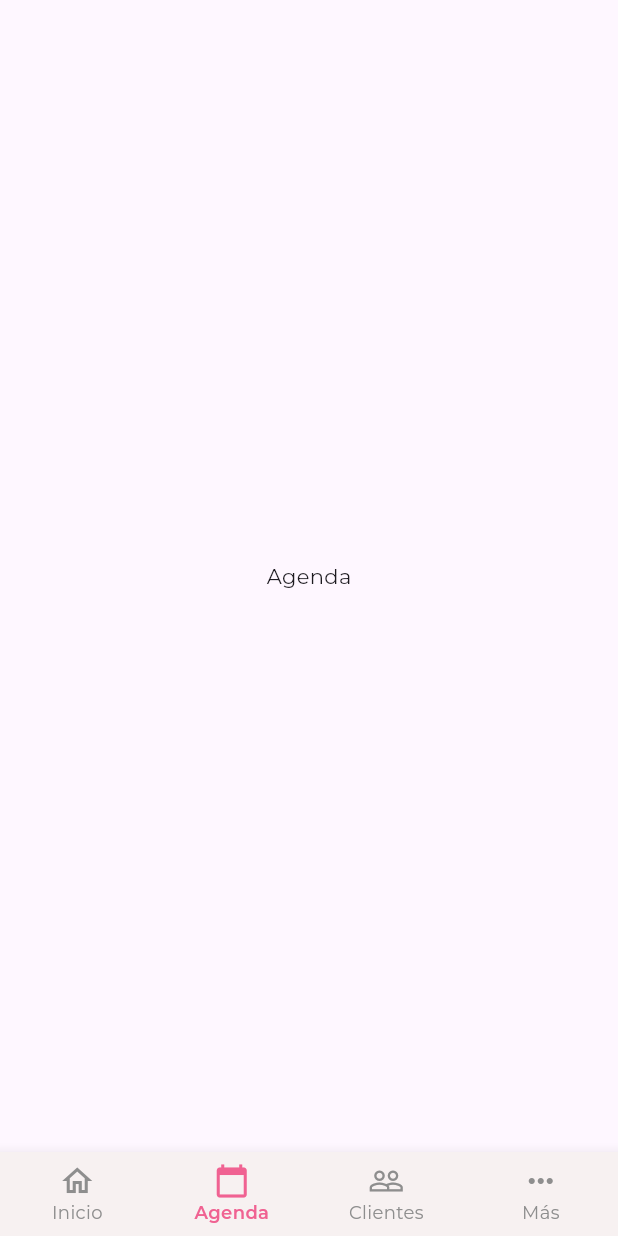
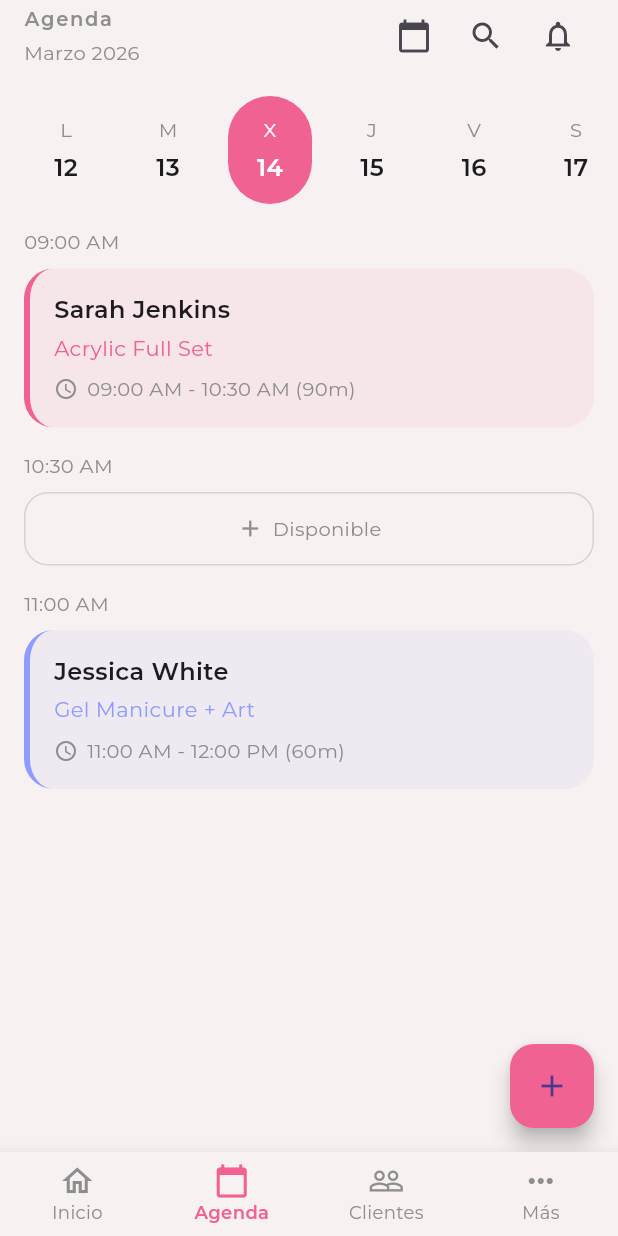
Before and after one commit to Juan-Cast19/manicuristas, a Flutter app: the MainNavigationPage screen opened directly, item 2 of the bottom bar chosen, on a phone screen of 412 x 824 dp. Run offline on Flutter 3.47's test engine with Material 3 defaults, Android fonts, the light colour scheme and no system bars.

Commit message:
Se creacion los widget de la pantalla Agenda

```diff
--- /dev/null
+++ b/lib/core/routers/app_router.dart
@@ -0,0 +1,27 @@
+//Import Flutter
+import 'package:flutter/material.dart';
+//Import Core
+
+import 'app_routes.dart';
+// pantallas
+import 'package:manicuristas/features/home/presentation/home_page.dart';
+
+
+class AppRouter {
+  static Route<dynamic> generateRoute(RouteSettings settings) {
+    switch (settings.name) {
+      case AppRoutes.home:
+        return MaterialPageRoute(builder: (_) => const HomePage());
+/*
+      case AppRoutes.settings:
+        return MaterialPageRoute(builder: (_) => const SettingsPage());
+*/
+      default:
+        return MaterialPageRoute(
+          builder: (_) => const Scaffold(
+            body: Center(child: Text('Ruta no encontrada')),
+          ),
+        );
+    }
+  }
+}
--- a/lib/core/routers/app_routers.dart
+++ /dev/null
@@ -1,6 +0,0 @@
-class AppRutas {
-  static const splash = '/';
-  static const login = '/login';
-  static const registro = '/registro';
-  static const recuperarContrasena = '/recuperar-contrasena';
-}
--- /dev/null
+++ b/lib/core/routers/app_routes.dart
@@ -0,0 +1,14 @@
+class AppRoutes {
+  static const splash = '/';
+  static const login = '/login';
+  static const registro = '/registro';
+  static const recuperarContrasena = '/recuperar-contrasena';
+
+  static const home = '/home';
+  static const agenda = '/agenda';
+  static const clients = '/clients';
+  static const services = '/services';
+  static const messages = '/messages';
+  static const settings = '/settings';
+  static const personal = '/personal'; // premium
+}
--- a/lib/core/theme/app_colors.dart
+++ b/lib/core/theme/app_colors.dart
@@ -8,4 +8,6 @@ class AppColors {
   static const Color textSecondary = Color(0xFF8E8E8E);
   static const Color error = Color(0xFFE53935);
   static const Color card = Color(0xFFFFFFFF);
+  static const Color info = Color(0xFF8E9BFF);
+
 }
--- a/lib/core/theme/app_text_styles.dart
+++ b/lib/core/theme/app_text_styles.dart
@@ -18,7 +18,7 @@ abstract class AppTextStyles {
 
   static const TextStyle bodyBold = TextStyle(
     fontFamily: 'Montserrat',
-    fontSize: 15,
+    fontSize: 16,
     fontWeight: FontWeight.w600,
     color: AppColors.textPrimary,
   );
@@ -40,5 +40,6 @@ abstract class AppTextStyles {
   fontWeight: FontWeight.w600,
   letterSpacing: 1.1,
   color: AppColors.textSecondary,
-);
+  );
+
 }
--- /dev/null
+++ b/lib/features/agenda/presentation/agenda_page.dart
@@ -0,0 +1,101 @@
+import 'package:flutter/material.dart';
+import 'package:manicuristas/core/theme/app_colors.dart';
+import 'package:manicuristas/core/theme/app_text_styles.dart';
+import 'widgets/day_selector.dart';
+import 'widgets/appointment_card.dart';
+import 'widgets/available_slot.dart';
+import 'widgets/time_label.dart';
+
+class AgendaPage extends StatelessWidget {
+  const AgendaPage({super.key});
+
+  @override
+  Widget build(BuildContext context) {
+    return Scaffold(
+      backgroundColor: AppColors.background2,
+      floatingActionButton: FloatingActionButton(
+        backgroundColor: AppColors.primary,
+        onPressed: () {},
+        child: const Icon(Icons.add),
+      ),
+      body: SafeArea(
+        child: Column(
+          children: [
+            _Header(),
+            const SizedBox(height: 16),
+            const DaySelector(),
+            const SizedBox(height: 16),
+            Expanded(
+              child: ListView(
+                padding: const EdgeInsets.symmetric(horizontal: 16),
+                children: const [
+                  TimeLabel(time: '09:00 AM'),
+                  AppointmentCard(
+                    clientName: 'Sarah Jenkins',
+                    service: 'Acrylic Full Set',
+                    timeRange: '09:00 AM - 10:30 AM (90m)',
+                    color: AppColors.primary,
+                  ),
+                  TimeLabel(time: '10:30 AM'),
+                  AvailableSlot(),
+                  TimeLabel(time: '11:00 AM'),
+                  AppointmentCard(
+                    clientName: 'Jessica White',
+                    service: 'Gel Manicure + Art',
+                    timeRange: '11:00 AM - 12:00 PM (60m)',
+                    color: AppColors.info,
+                  ),
+                ],
+              ),
+            ),
+          ],
+        ),
+      ),
+    );
+  }
+}
+class _Header extends StatelessWidget {
+  @override
+  Widget build(BuildContext context) {
+    return Padding(
+      padding: const EdgeInsets.symmetric(horizontal: 16),
+      child: Row(
+        mainAxisAlignment: MainAxisAlignment.spaceBetween,
+        children: [
+          Column(
+            crossAxisAlignment: CrossAxisAlignment.start,
+            children: [
+              Text(
+                'Agenda',
+                style: AppTextStyles.section,
+              ),
+              const SizedBox(height: 4),
+              Text(
+                'Marzo 2026',
+                style: AppTextStyles.caption.copyWith(
+                  color: AppColors.textSecondary,
+                ),
+              ),
+            ],
+          ),
+          Row(
+            children: [
+              IconButton(
+                icon: const Icon(Icons.calendar_today),
+                onPressed: () {},
+              ),
+              IconButton(
+                icon: const Icon(Icons.search),
+                onPressed: () {},
+              ),
+              IconButton(
+                icon: const Icon(Icons.notifications_none),
+                onPressed: () {},
+              ),
+            ],
+          ),
+        ],
+      ),
+    );
+  }
+}
--- /dev/null
+++ b/lib/features/agenda/presentation/widgets/appointment_card.dart
@@ -0,0 +1,65 @@
+import 'package:flutter/material.dart';
+import 'package:manicuristas/core/theme/app_colors.dart';
+import 'package:manicuristas/core/theme/app_text_styles.dart';
+
+class AppointmentCard extends StatelessWidget {
+  final String clientName;
+  final String service;
+  final String timeRange;
+  final Color color;
+
+  const AppointmentCard({
+    super.key,
+    required this.clientName,
+    required this.service,
+    required this.timeRange,
+    required this.color,
+  });
+
+  @override
+  Widget build(BuildContext context) {
+    return Container(
+      margin: const EdgeInsets.only(bottom: 16),
+      padding: const EdgeInsets.all(16),
+      decoration: BoxDecoration(
+        color: color.withValues(alpha: 0.08),
+        borderRadius: BorderRadius.circular(20),
+        border: Border(
+          left: BorderSide(
+            color: color,
+            width: 4,
+          ),
+        ),
+      ),
+      child: Column(
+        crossAxisAlignment: CrossAxisAlignment.start,
+        children: [
+          Text(
+            clientName,
+            style: AppTextStyles.bodyBold,
+          ),
+          const SizedBox(height: 4),
+          Text(
+            service,
+            style: AppTextStyles.bodyMedium.copyWith(color: color),
+          ),
+          const SizedBox(height: 8),
+          Row(
+            children: [
+              Icon(
+                Icons.access_time,
+                size: 16,
+                color: AppColors.textSecondary,
+              ),
+              const SizedBox(width: 6),
+              Text(
+                timeRange,
+                style: AppTextStyles.caption,
+              ),
+            ],
+          ),
+        ],
+      ),
+    );
+  }
+}
--- /dev/null
+++ b/lib/features/agenda/presentation/widgets/available_slot.dart
@@ -0,0 +1,44 @@
+import 'package:flutter/material.dart';
+import 'package:manicuristas/core/theme/app_colors.dart';
+import 'package:manicuristas/core/theme/app_text_styles.dart';
+
+class AvailableSlot extends StatelessWidget {
+  const AvailableSlot({super.key});
+
+  @override
+  Widget build(BuildContext context) {
+    return GestureDetector(
+      onTap: () {
+        // luego aquí abrimos crear cita
+      },
+      child: Container(
+        margin: const EdgeInsets.only(bottom: 16),
+        padding: const EdgeInsets.symmetric(vertical: 14),
+        decoration: BoxDecoration(
+          borderRadius: BorderRadius.circular(16),
+          border: Border.all(
+            color: AppColors.textSecondary.withValues(alpha: 0.3),
+            style: BorderStyle.solid,
+          ),
+        ),
+        child: Row(
+          mainAxisAlignment: MainAxisAlignment.center,
+          children: [
+            Icon(
+              Icons.add,
+              size: 18,
+              color: AppColors.textSecondary,
+            ),
+            const SizedBox(width: 6),
+            Text(
+              'Disponible',
+              style: AppTextStyles.caption.copyWith(
+                color: AppColors.textSecondary,
+              ),
+            ),
+          ],
+        ),
+      ),
+    );
+  }
+}
--- /dev/null
+++ b/lib/features/agenda/presentation/widgets/day_selector.dart
@@ -0,0 +1,75 @@
+import 'package:flutter/material.dart';
+import 'package:manicuristas/core/theme/app_colors.dart';
+import 'package:manicuristas/core/theme/app_text_styles.dart';
+
+class DaySelector extends StatefulWidget {
+  const DaySelector({super.key});
+
+  @override
+  State<DaySelector> createState() => _DaySelectorState();
+}
+
+class _DaySelectorState extends State<DaySelector> {
+  int selectedIndex = 2;
+
+  final List<Map<String, String>> days = [
+    {'day': 'L', 'date': '12'},
+    {'day': 'M', 'date': '13'},
+    {'day': 'X', 'date': '14'},
+    {'day': 'J', 'date': '15'},
+    {'day': 'V', 'date': '16'},
+    {'day': 'S', 'date': '17'},
+  ];
+
+  @override
+  Widget build(BuildContext context) {
+    return SizedBox(
+      height: 72,
+      child: ListView.separated(
+        padding: const EdgeInsets.symmetric(horizontal: 16),
+        scrollDirection: Axis.horizontal,
+        itemCount: days.length,
+        separatorBuilder: (_, __) => const SizedBox(width: 12),
+        itemBuilder: (context, index) {
+          final isSelected = index == selectedIndex;
+
+          return GestureDetector(
+            onTap: () {
+              setState(() => selectedIndex = index);
+            },
+            child: AnimatedContainer(
+              duration: const Duration(milliseconds: 250),
+              width: 56,
+              decoration: BoxDecoration(
+                color: isSelected ? AppColors.primary : Colors.transparent,
+                borderRadius: BorderRadius.circular(28),
+              ),
+              child: Column(
+                mainAxisAlignment: MainAxisAlignment.center,
+                children: [
+                  Text(
+                    days[index]['day']!,
+                    style: AppTextStyles.caption.copyWith(
+                      color: isSelected
+                          ? Colors.white
+                          : AppColors.textSecondary,
+                    ),
+                  ),
+                  const SizedBox(height: 4),
+                  Text(
+                    days[index]['date']!,
+                    style: AppTextStyles.bodyBold.copyWith(
+                      color: isSelected
+                          ? Colors.white
+                          : AppColors.textPrimary,
+                    ),
+                  ),
+                ],
+              ),
+            ),
+          );
+        },
+      ),
+    );
+  }
+}
--- /dev/null
+++ b/lib/features/agenda/presentation/widgets/time_label.dart
@@ -0,0 +1,25 @@
+import 'package:flutter/material.dart';
+import 'package:manicuristas/core/theme/app_colors.dart';
+import 'package:manicuristas/core/theme/app_text_styles.dart';
+
+class TimeLabel extends StatelessWidget {
+  final String time;
+
+  const TimeLabel({
+    super.key,
+    required this.time,
+  });
+
+  @override
+  Widget build(BuildContext context) {
+    return Padding(
+      padding: const EdgeInsets.only(bottom: 8),
+      child: Text(
+        time,
+        style: AppTextStyles.caption.copyWith(
+          color: AppColors.textSecondary,
+        ),
+      ),
+    );
+  }
+}
--- a/lib/features/more/presentation/more_page.dart
+++ b/lib/features/more/presentation/more_page.dart
@@ -8,6 +8,7 @@ import 'package:flutter/material.dart';
 import 'package:manicuristas/core/theme/app_colors.dart';
 import 'package:manicuristas/core/theme/app_text_styles.dart';
 import 'package:manicuristas/core/widgets/more_option_tile.dart';
+import 'package:manicuristas/core/routers/app_routes.dart';
 
 class MorePage extends StatelessWidget {
   const MorePage({super.key});
@@ -65,7 +66,9 @@ class MorePage extends StatelessWidget {
                 icon: Icons.settings,
                 title: 'Ajustes',
                 subtitle: 'Configuración general',
-                onTap: () {},
+                onTap: () {
+                  Navigator.pushNamed(context, AppRoutes.settings);
+                },
               ),
 
               const SizedBox(height: 24),
@@ -75,7 +78,10 @@ class MorePage extends StatelessWidget {
                 icon: Icons.group,
                 title: 'Personal',
                 subtitle: 'Gestiona tu equipo de trabajo',
-                disabled: true,
+                onTap: () {
+                  // luego validamos el plan
+                  Navigator.pushNamed(context, AppRoutes.personal);
+                },
                 trailing: Row(
                   mainAxisSize: MainAxisSize.min,
                   children: [
--- a/lib/features/navigation/presentation/main_navigation_page.dart
+++ b/lib/features/navigation/presentation/main_navigation_page.dart
@@ -1,6 +1,7 @@
 
 //Import Flutter
 import 'package:flutter/material.dart';
+import 'package:manicuristas/features/agenda/presentation/agenda_page.dart';
 //Import Navegacion
 import 'package:manicuristas/features/home/presentation/home_page.dart';
 import 'package:manicuristas/features/more/presentation/more_page.dart';
@@ -20,7 +21,7 @@ class _MainNavigationPageState extends State<MainNavigationPage> {
 
   final List<Widget> _pages = const [
     HomePage(),
-    _PlaceholderPage(title: 'Agenda'),
+    AgendaPage(),
     _PlaceholderPage(title: 'Clientes'),
     MorePage(),
   ];
```
Also changed, not shown: lib/features/settings/settings_page.dart (added).
